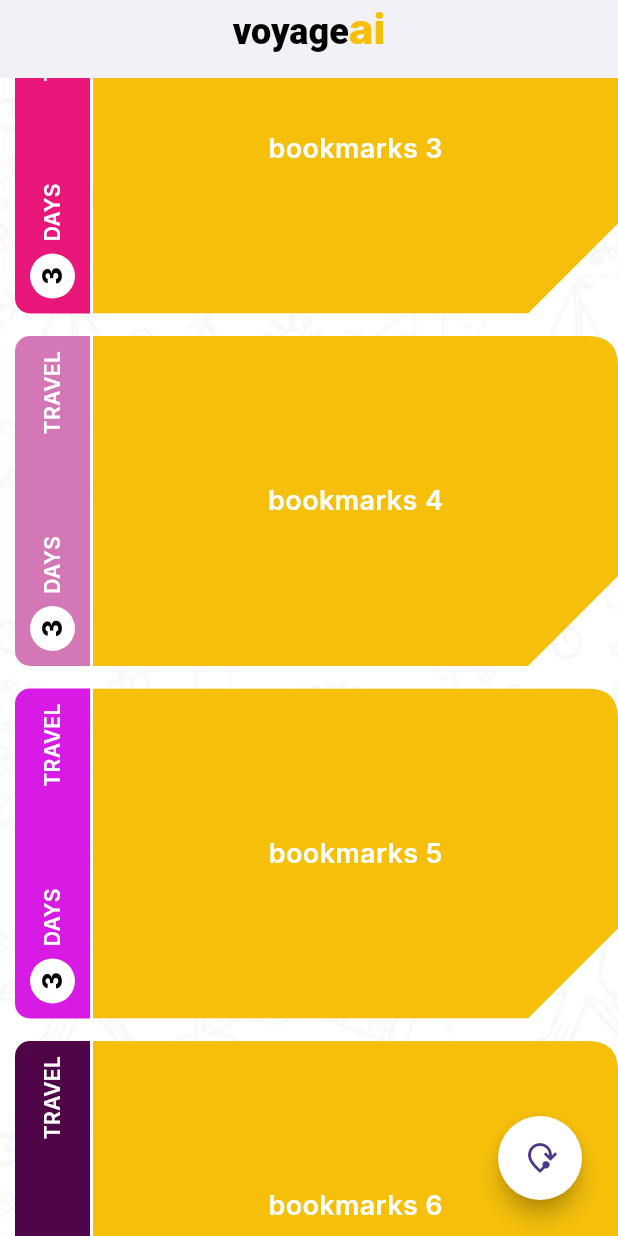
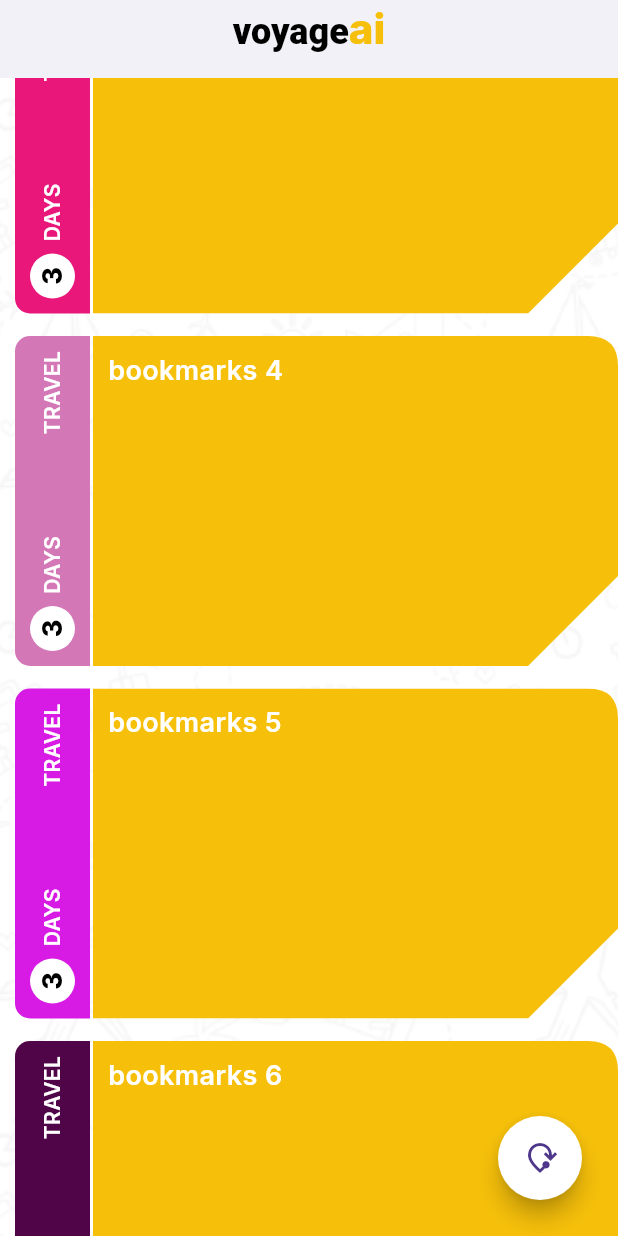
Before and after one commit to kwakyebrilliant/VoyageAI, a Flutter app: the screen it shows after launch, scrolled down 576 dp, on a phone screen of 412 x 824 dp. Run offline on Flutter 3.47's test engine with Material 3 defaults, Android fonts, the phone set to English and light mode, and no system bars; our stand-ins replace google_fonts.

Commit message:
bookmark updates

```diff
--- a/lib/components/bookmark.dart
+++ b/lib/components/bookmark.dart
@@ -113,8 +113,11 @@ class _BookmarkState extends State<Bookmark> {
                     width: 350.0,
                     height: 220.0,
                     color: const Color(0xFFF6C00A),
-                    child: Center(
-                      child: Text(
+                    padding: const EdgeInsets.all(10.0),
+                    child: Column(
+                      crossAxisAlignment: CrossAxisAlignment.start,
+                      children: [
+                        Text(
                           widget.bookmarks[index],
                           style: GoogleFonts.inter(
                             fontSize: 18.0,
@@ -122,6 +125,7 @@ class _BookmarkState extends State<Bookmark> {
                             color: Colors.white,
                           ),
                         ),
+                      ],
                     ),
                   ),
                 ),
```
Lines whose indentation alone changed are shown as unchanged.
